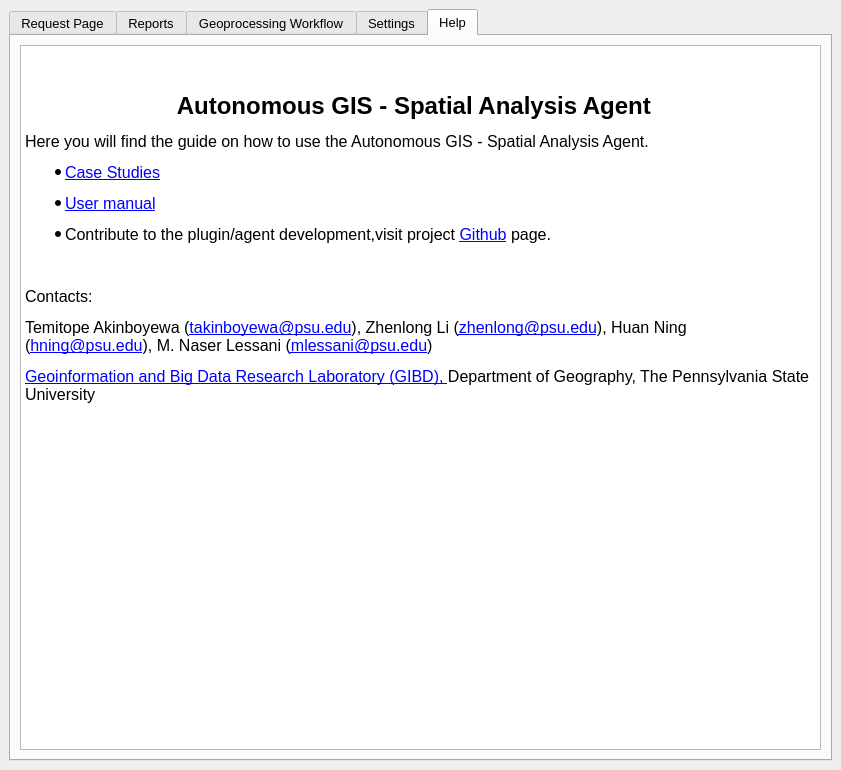
Old version of the form SpatialAnalysisAgent_dockwidget_base.ui in the repository xiaobing318/SpatialAnalysisAgent.
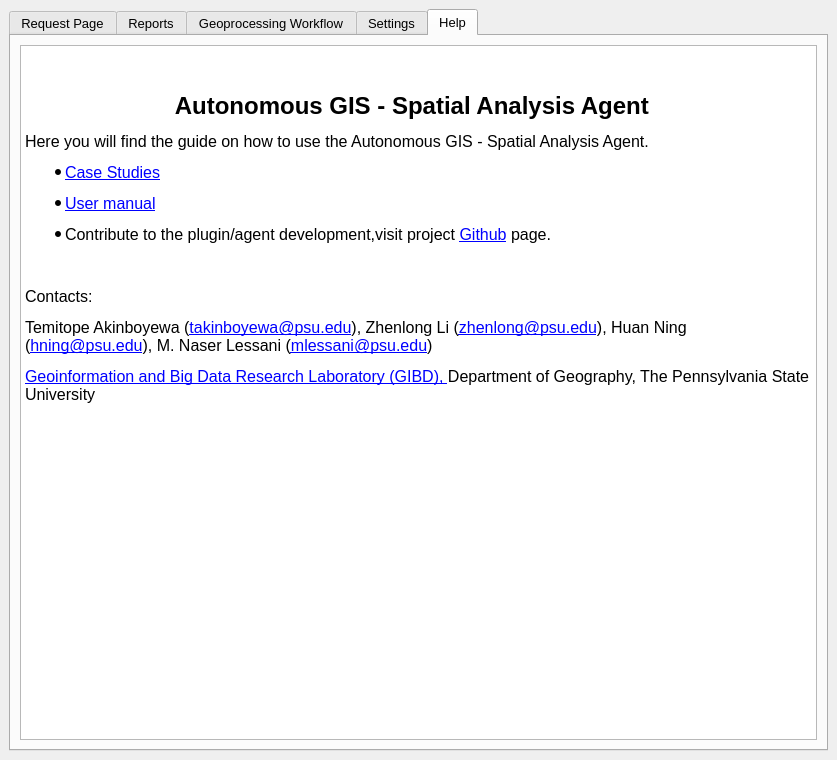
New version of the form. The open tabs and pages were chosen to show the change. Custom widgets are drawn as their Qt base class.

Commit message: Updated Spatial Analysis dockwidget

Diff of the .ui file:
```diff
--- a/SpatialAnalysisAgent_dockwidget_base.ui
+++ b/SpatialAnalysisAgent_dockwidget_base.ui
@@ -6,8 +6,8 @@
    <rect>
     <x>0</x>
     <y>0</y>
-    <width>841</width>
-    <height>770</height>
+    <width>837</width>
+    <height>760</height>
    </rect>
   </property>
   <property name="sizePolicy">
@@ -877,7 +877,7 @@
              <string>&lt;!DOCTYPE HTML PUBLIC &quot;-//W3C//DTD HTML 4.0//EN&quot; &quot;http://www.w3.org/TR/REC-html40/strict.dtd&quot;&gt;
 &lt;html&gt;&lt;head&gt;&lt;meta name=&quot;qrichtext&quot; content=&quot;1&quot; /&gt;&lt;style type=&quot;text/css&quot;&gt;
 p, li { white-space: pre-wrap; }
-&lt;/style&gt;&lt;/head&gt;&lt;body style=&quot; font-family:'Nirmala UI'; font-size:12pt; font-weight:400; font-style:normal;&quot;&gt;
+&lt;/style&gt;&lt;/head&gt;&lt;body style=&quot; font-family:'Nirmala UI','Nirmala UI','Nirmala UI'; font-size:12pt; font-weight:400; font-style:normal;&quot;&gt;
 &lt;p style=&quot; margin-top:0px; margin-bottom:0px; margin-left:0px; margin-right:0px; -qt-block-indent:0; text-indent:0px;&quot;&gt;&lt;span style=&quot; font-family:'MS Shell Dlg 2'; font-size:9.75pt;&quot;&gt;    &lt;/span&gt;&lt;/p&gt;
 &lt;p style=&quot; margin-top:0px; margin-bottom:0px; margin-left:0px; margin-right:0px; -qt-block-indent:0; text-indent:0px;&quot;&gt;&lt;span style=&quot; font-family:'MS Shell Dlg 2'; font-size:9.75pt;&quot;&gt;    &lt;/span&gt;&lt;/p&gt;
 &lt;p align=&quot;center&quot; style=&quot; margin-top:12px; margin-bottom:12px; margin-left:0px; margin-right:0px; -qt-block-indent:0; text-indent:0px;&quot;&gt;&lt;span style=&quot; font-family:'MS Shell Dlg 2'; font-size:18pt; font-weight:600;&quot;&gt;Autonomous GIS - Spatial Analysis Agent  &lt;/span&gt;&lt;/p&gt;
```
The commit also changes 2 other files.
